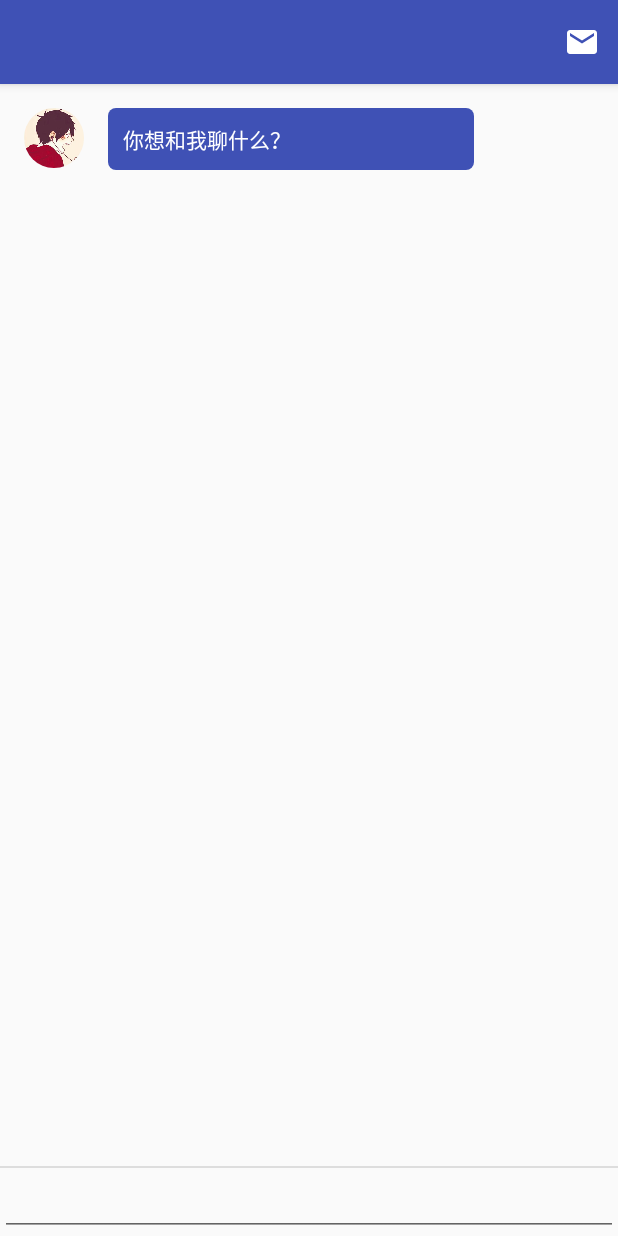
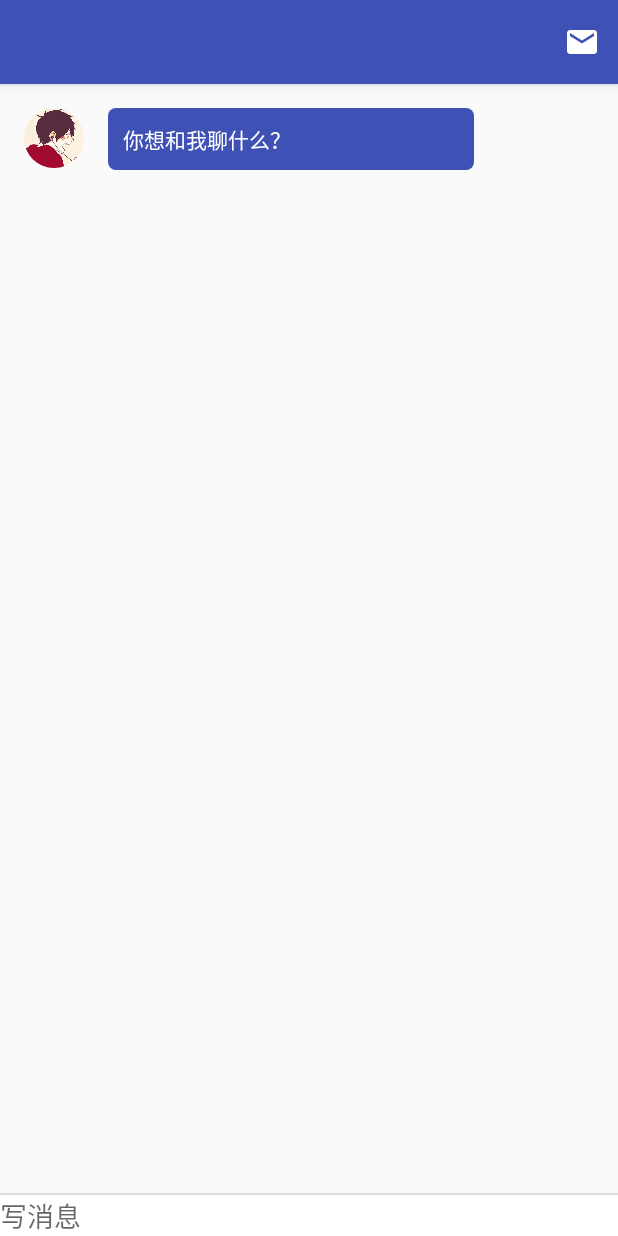
Before and after one commit to wjy92/EChat, an Android app: the ConversationActivity screen opened directly, with no data from a screen before it, on a phone screen of 412 x 824 dp. Run offline under Robolectric (Android 15) with nearby library versions, the phone set to English and light mode, and no system bars; our stand-ins replace ButterKnife, CircleImageView; libraries missing offline, so code that uses them is left out: com.balysv.materialmenu; pictures from the network do not load; 5 statements that could not run were skipped.

Commit message:
更新部分UI

```diff
--- a/app/src/main/res/layout/activity_conversation.xml
+++ b/app/src/main/res/layout/activity_conversation.xml
@@ -43,6 +43,8 @@
 
         <EditText
             android:layout_width="match_parent"
-            android:layout_height="wrap_content" />
+            android:layout_height="wrap_content"
+            android:background="@color/white"
+            android:hint="写消息" />
     </LinearLayout>
 </android.support.design.widget.CoordinatorLayout>
--- a/app/src/main/res/values/colors.xml
+++ b/app/src/main/res/values/colors.xml
@@ -15,4 +15,6 @@
     <color name="sessionMessageMine">#ffffff</color>
     <color name="sessionMessageOthers">#3F51B5</color>
     <color name="sessionMessageBackgroud">#fafafa</color>
+
+    <color name="white">#ffffff</color>
 </resources>
```
